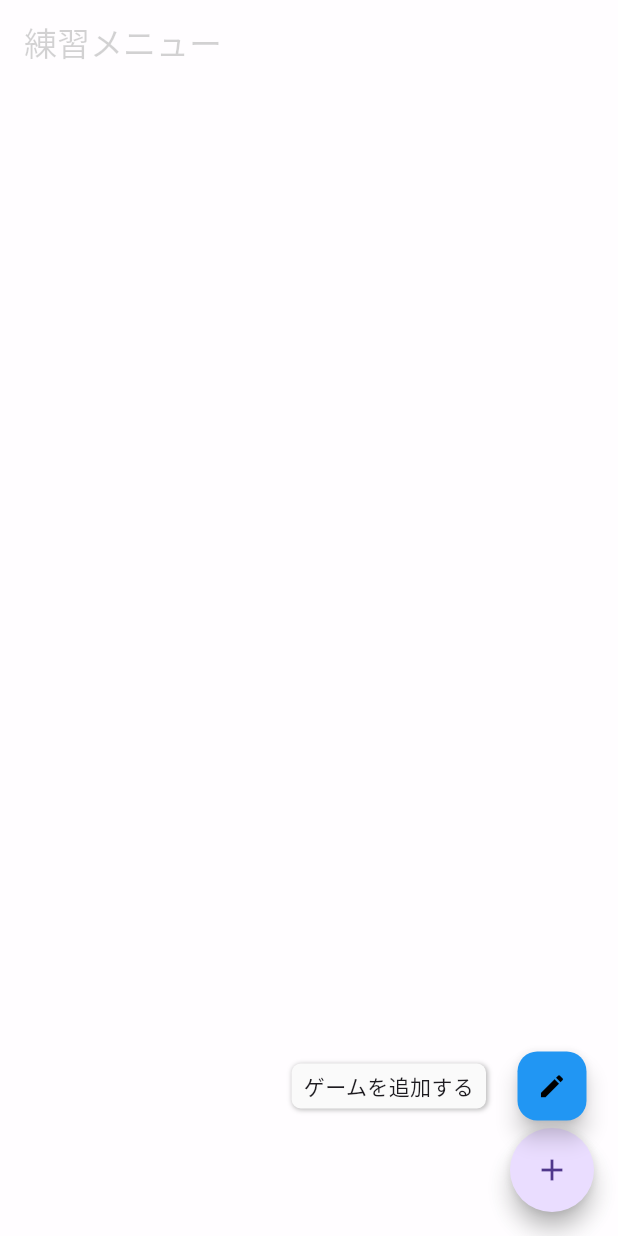
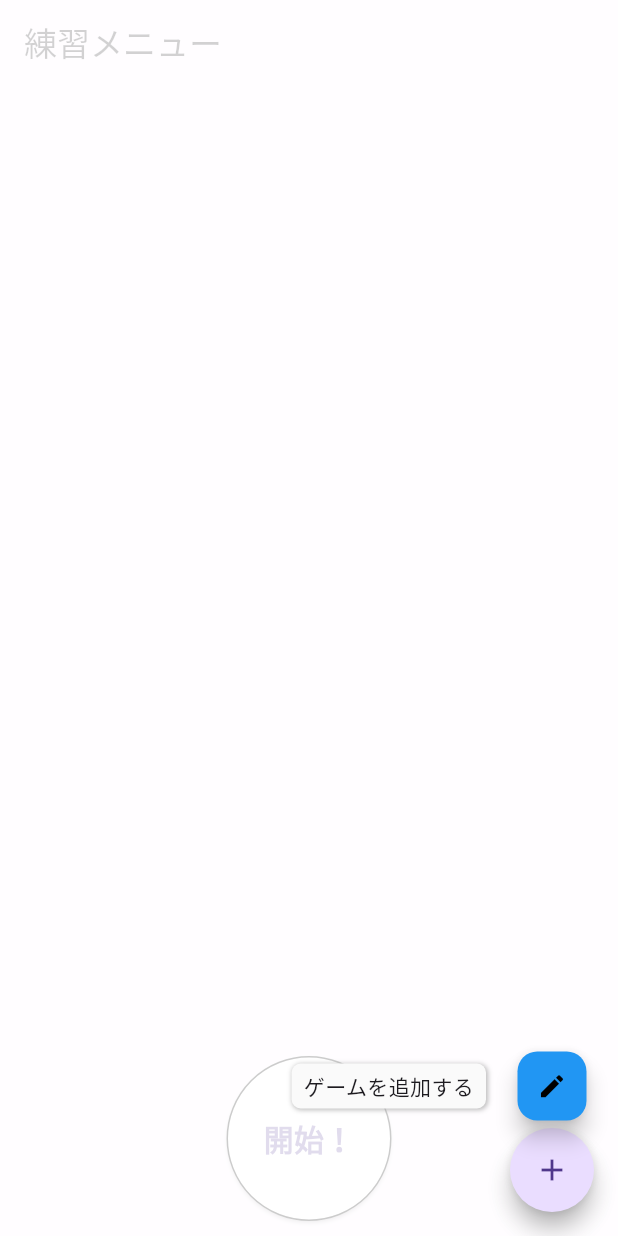
Before and after one commit to Ykeigo/kasegi_smartphone_app, a Flutter app: the screen it shows after launch, after a tap on the "add" icon, on a phone screen of 412 x 824 dp. Run offline on Flutter 3.47's test engine with Material 3 defaults, Android fonts, the phone set to English and light mode, and no system bars; drawn by our look-alikes of flutter_speed_dial; our stand-ins replace get, logger, sqflite; accounts and stored records are empty; Roboto replaces fonts that are missing (MPLUS_Rounded_1c).

Commit message:
タブごとに違うチェック項目を出す、開始ボタンつける

```diff
--- a/lib/checklist_page.dart
+++ b/lib/checklist_page.dart
@@ -4,6 +4,7 @@ import 'package:flutter_application_1/add_game_checklist_item_page.dart';
 import 'package:flutter_speed_dial/flutter_speed_dial.dart';
 import 'package:flutter_application_1/add_game_checklist_page.dart';
 import 'package:logger/logger.dart';
+import 'package:collection/collection.dart';
 
 final logger = Logger();
 
@@ -27,13 +28,18 @@ class ChecklistPage extends StatefulWidget {
 
 class _ChecklistPageState extends State<ChecklistPage> {
   List<GameChecklist> gameChecklists = [];
-  List<CheckboxListTileState> checkboxListTileStateList = [];
+  Map<int, List<CheckboxListTileState>> checkboxListTileStateList = {};
 
   Future<void> reloadGameChecklistItem() async {
     final checklistItems = await widget.dbHelper.getGameChecklistItems();
     checkboxListTileStateList = checklistItems
-        .map((e) => CheckboxListTileState(false, e.title, e.subtitle))
-        .toList();
+        .groupListsBy((e) => e.gameChecklistId)
+        .map((key, checkItems) => MapEntry(
+            key,
+            checkItems
+                .map((item) =>
+                    CheckboxListTileState(false, item.title, item.subtitle))
+                .toList()));
   }
 
   Future<void> reloadGameChecklist() async {
@@ -92,9 +98,13 @@ class _ChecklistPageState extends State<ChecklistPage> {
         ));
   }
 
-  @override
-  Widget build(BuildContext context) {
-    List<Widget> checkboxListTileWidgets = checkboxListTileStateList
+  Widget _myCheckItemsWidget(int gameChecklistId) {
+    final checkitemAndStates = checkboxListTileStateList[gameChecklistId];
+    List<Widget> checkboxListTileWidgets;
+    if (checkitemAndStates == null) {
+      checkboxListTileWidgets = [const Text("Loading...")];
+    } else {
+      checkboxListTileWidgets = checkitemAndStates
           .map((e) => List<Widget>.from([
                 CheckboxListTile(
                   value: e.checkboxValue,
@@ -110,7 +120,7 @@ class _ChecklistPageState extends State<ChecklistPage> {
               ]))
           .expand((element) => element)
           .toList();
-
+    }
     checkboxListTileWidgets.add(ElevatedButton(
       onPressed: () async {
         (String, String) result = await Navigator.push(
@@ -119,22 +129,52 @@ class _ChecklistPageState extends State<ChecklistPage> {
         );
 
         if (result.$1.isNotEmpty) {
-          await widget.dbHelper.insertGameChecklistItem(
-              ChecklistItem(0, 0 /*デバッグ用に適当な値を入れています*/, result.$1, result.$2));
+          await widget.dbHelper.insertGameChecklistItem(ChecklistItem(
+              0 /*ignored*/, gameChecklistId, result.$1, result.$2));
         }
         await reloadGameChecklistItem();
         setState(() => ());
       },
-      child: const Text('click here'),
+      child: const Text('チェック項目を追加'),
     ));
+    return Column(children: checkboxListTileWidgets);
+  }
+
+  @override
+  Widget build(BuildContext context) {
     return DefaultTabController(
         length: gameChecklists.length, //タブの数
         child: Scaffold(
             appBar: _myMenuBar(gameChecklists),
-            body: TabBarView(
+            body: Stack(alignment: Alignment.topCenter, children: <Widget>[
+              TabBarView(
                   children: gameChecklists
-                    .map((_) => Column(children: checkboxListTileWidgets))
+                      .map((gameChecklist) =>
+                          _myCheckItemsWidget(gameChecklist.id))
                       .toList()),
+              Positioned(
+                bottom: 10.0,
+                width: 110.0,
+                height: 110.0,
+                child: ElevatedButton(
+                  style: ElevatedButton.styleFrom(
+                    backgroundColor: Colors.white,
+                    //foregroundColor: Colors.black,
+                    shape: const CircleBorder(
+                      side: BorderSide(
+                        color: Colors.black,
+                        width: 1,
+                        style: BorderStyle.solid,
+                      ),
+                    ),
+                  ),
+                  child: const Text('開始！',
+                      style:
+                          TextStyle(fontSize: 20, fontWeight: FontWeight.w700)),
+                  onPressed: () {},
+                ),
+              ),
+            ]),
             floatingActionButton: myFloatingActionButton(context)));
   }
 }
--- a/lib/db_helper.dart
+++ b/lib/db_helper.dart
@@ -32,7 +32,7 @@ class DbHelper {
 
   Future<Database> initDB() async {
     String path = join(await getDatabasesPath(), 'kasegi_database.db');
-    await deleteDatabase(path);
+    //await deleteDatabase(path);
     return await openDatabase(
       path,
       version: 1,
--- a/pubspec.yaml
+++ b/pubspec.yaml
@@ -41,6 +41,7 @@ dependencies:
   cupertino_icons: ^1.0.2
   get: ^4.6.6
   flutter_speed_dial: ^7.0.0
+  collection: ^1.18.0
 
 dev_dependencies:
   flutter_test:
```
Also changed, not shown: pubspec.lock. Lines whose indentation alone changed are shown as unchanged.
